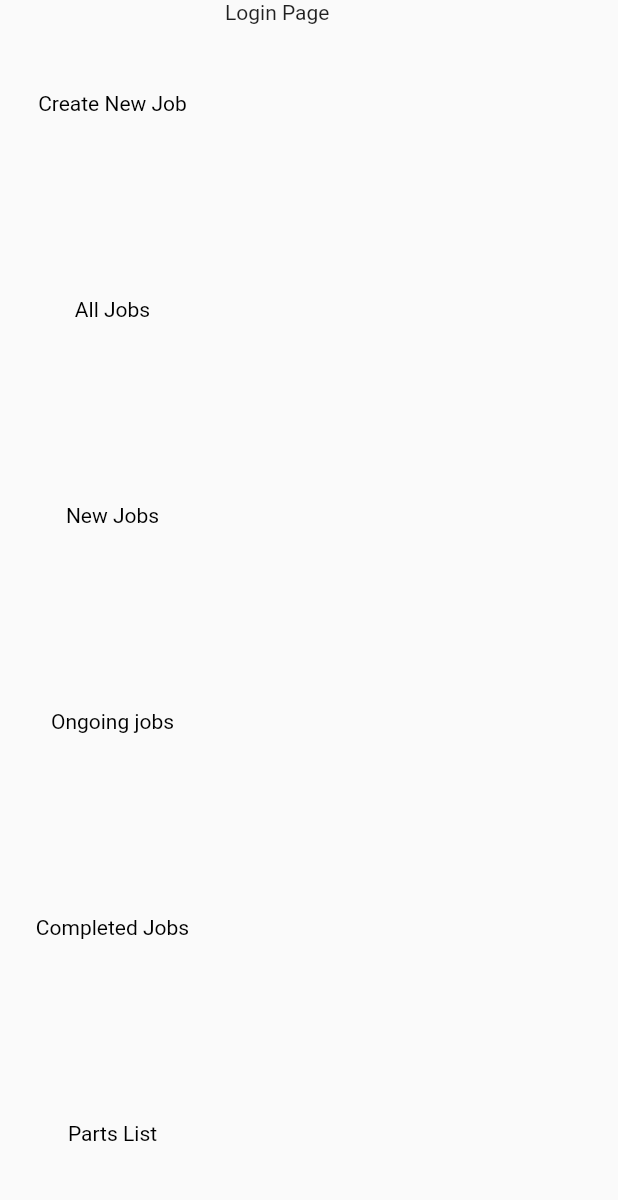
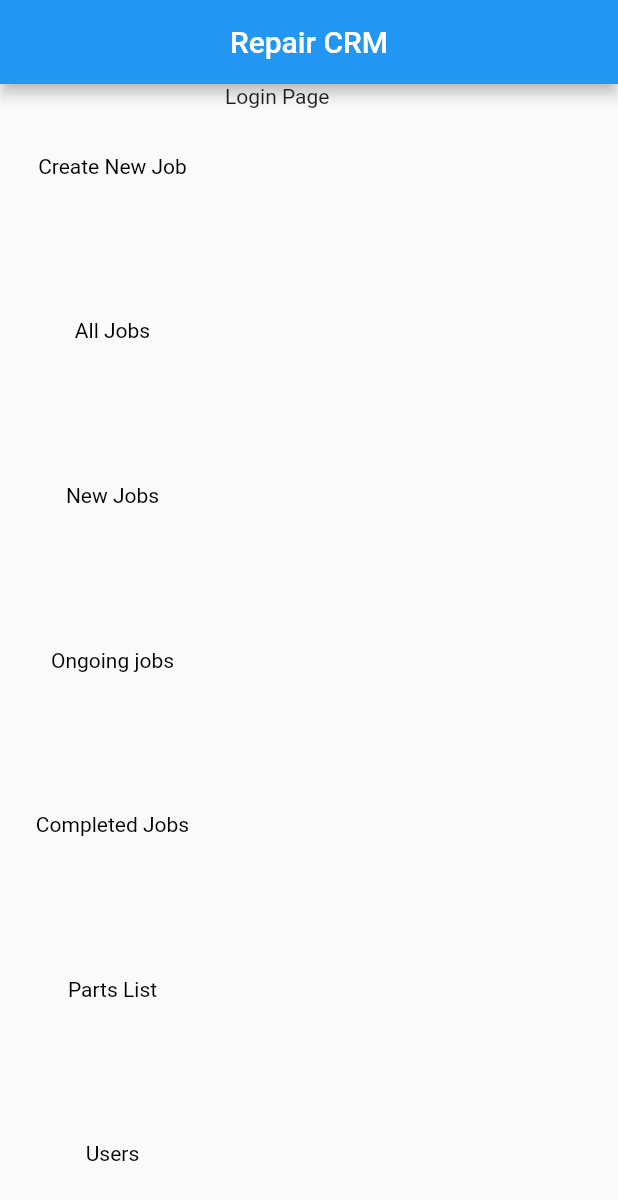
Before and after one commit to Yarintop/Phone-Lab, a Flutter app: the screen it shows after launch, on a phone screen of 412 x 824 dp. Shown: the top 1200 px of the screen. Run offline on Flutter 3.47's test engine with Material 2 defaults, Android fonts, the phone set to English and light mode, and no system bars.

Commit message:
Added Users Panel + Controls to add users, Added jobs table to show jobs. Tweaks to the design

```diff
--- a/lib/app_view.dart
+++ b/lib/app_view.dart
@@ -9,8 +9,16 @@ class AppView extends StatelessWidget {
   @override
   Widget build(BuildContext context) {
     return Scaffold(
+      appBar: AppBar(
+        title: Center(child: Text("Repair CRM")),
+      ),
       body: Row(
-        children: [NavBar(), Expanded(child: child)],
+        children: [
+          NavBar(),
+          Expanded(
+            child: child,
+          )
+        ],
       ),
     );
   }
--- a/lib/models/item.dart
+++ b/lib/models/item.dart
@@ -5,38 +5,56 @@ import 'User.dart';
 
 class Item {
   String _id;
-  String type;
-  String name;
-  bool active;
-  DateTime createdTimestamp;
-  User createdBy;
-  double lat;
-  double lng;
-  HashMap itemAttributes;
-  List<Item> children;
-  List<Item> parents;
+  String _space;
+  String _type;
+  String _name;
+  bool _active;
+  DateTime _createdTimestamp;
+  User _createdBy;
+  double _lat;
+  double _lng;
+  HashMap _itemAttributes = HashMap();
+  List<Item> _children = [];
+  List<Item> _parents = [];
+
+  Item();
+  Item.fromParams(
+    this._id,
+    this._space,
+    this._type,
+    this._name,
+    this._active,
+    this._createdTimestamp,
+    this._createdBy,
+    this._lat,
+    this._lng,
+    this._itemAttributes,
+  );
+  //TODO create JSON constructor
 
   get id => this._id;
-  get getType => this.type;
-  get getName => this.name;
-  get getActive => this.active;
-  get getCreatedTimestamp => this.createdTimestamp;
-  get getCreatedBy => this.createdBy;
-  get getLat => this.lat;
-  get getLng => this.lng;
-  get getItemAttributes => this.itemAttributes;
-  get getChildren => this.children;
-  get getParents => this.parents;
+  get space => this._space;
+  get type => this._type;
+  get name => this._name;
+  get active => this._active;
+  get createdTimestamp => this._createdTimestamp;
+  get createdBy => this._createdBy;
+  get lat => this._lat;
+  get lng => this._lng;
+  get itemAttributes => this._itemAttributes;
+  get children => this._children;
+  get parents => this._parents;
 
   set id(value) => this._id = value;
-  set setParents(parents) => this.parents = parents;
-  set setChildren(children) => this.children = children;
-  set setItemAttributes(itemAttributes) => this.itemAttributes = itemAttributes;
-  set setLng(lng) => this.lng = lng;
-  set setType(type) => this.type = type;
-  set setLat(lat) => this.lat = lat;
-  set setCreatedBy(createdBy) => this.createdBy = createdBy;
-  set setCreatedTimestamp(createdTimestamp) => this.createdTimestamp = createdTimestamp;
-  set setName(name) => this.name = name;
-  set setActive(active) => this.active = active;
+  set space(value) => this._space = value;
+  set parents(parents) => this._parents = parents;
+  set children(children) => this._children = children;
+  set itemAttributes(itemAttributes) => this._itemAttributes = itemAttributes;
+  set lng(lng) => this._lng = lng;
+  set type(type) => this._type = type;
+  set lat(lat) => this._lat = lat;
+  set createdBy(createdBy) => this._createdBy = createdBy;
+  set createdTimestamp(createdTimestamp) => this._createdTimestamp = createdTimestamp;
+  set name(name) => this._name = name;
+  set active(active) => this._active = active;
 }
--- a/lib/models/job.dart
+++ b/lib/models/job.dart
@@ -1,6 +1,10 @@
 import 'Item.dart';
 
 class Job extends Item {
+  Job() : super();
+  Job.fromParams(_id, _space, _type, _name, _active, _createdTimestamp, _createdBy, _lat, _lng, attributes)
+      : super.fromParams(_id, _space, _type, _name, _active, _createdTimestamp, _createdBy, _lat, _lng, attributes);
+
   get customer => this.itemAttributes["customer"];
   get phoneNumber => this.itemAttributes["phoneNumber"];
   get phoneModel => this.itemAttributes["phoneModel"];
--- a/lib/models/user.dart
+++ b/lib/models/user.dart
@@ -1,16 +1,32 @@
 class User {
-  String _id;
+  String _space;
   String _email;
   String _username;
   String _avatar;
+  String _role;
 
-  String get id => _id;
+  // Constructors
+  User();
+  User.fromParams(this._space, this._email, this._username, this._avatar, this._role);
+  factory User.fromJSON(json) {
+    return User.fromParams(
+      json["userId"]["space"],
+      json["userId"]["email"],
+      json["username"],
+      json["avatar"],
+      json["role"],
+    );
+  }
+
+  String get space => _space;
   String get email => _email;
   String get username => _username;
   String get avatar => _avatar;
+  String get role => _role;
 
-  set id(String id) => _id = id;
+  set space(String id) => _space = space;
   set email(String email) => _email = email;
   set username(String username) => _username = username;
   set avatar(String avatar) => _avatar = avatar;
+  set role(String role) => _role = role;
 }
--- a/lib/provider/user_provider.dart
+++ b/lib/provider/user_provider.dart
@@ -1,3 +1,29 @@
 import 'package:flutter/cupertino.dart';
+import 'package:myapp/models/user.dart';
 
-class UserProvider extends ChangeNotifier {}
+class UserProvider extends ChangeNotifier {
+  bool addingUser; // Flag to handle async adding user
+
+  //TEMP
+  final List<User> users = [
+    User.fromParams("2021b.noam.levi1", "Player@Player.com", "thePlayer", "Some Site", "Player"),
+    User.fromParams("2021b.noam.levi1", "Manager@Manager.com", "theManager", "Some Site", "Manager"),
+    User.fromParams("2021b.noam.levi1", "Admin@Admin.com", "theAdmin", "Some Site", "Admin"),
+  ];
+  //
+
+  Future<bool> addUser(User user) async {
+    //TODO - make an API call
+    this.users.add(user);
+
+    // TODO - add logic to validate the info
+    notifyListeners();
+    return true;
+  }
+
+  Future<void> loadAllUsers() async {
+    // TODO - implement API call
+    //wait
+    notifyListeners();
+  }
+}
--- a/lib/routes/route_generator.dart
+++ b/lib/routes/route_generator.dart
@@ -5,6 +5,7 @@ import 'package:myapp/views/create_job_page.dart';
 import 'package:myapp/views/jobs_page.dart';
 import 'package:myapp/views/login_page.dart';
 import 'package:myapp/views/parts_page.dart';
+import 'package:myapp/views/user_page.dart';
 
 class RouteGenerator {
   static Route<dynamic> generateRoute({RouteSettings settings, String routeName}) {
@@ -32,6 +33,9 @@ class RouteGenerator {
       case ROUTE_PARTS:
         return MaterialPageRoute(builder: (_) => PartsPage());
         break;
+      case ROUTE_USERS:
+        return MaterialPageRoute(builder: (_) => UsersPage());
+        break;
       default: // if the text is "login-page" or anything else, go to the login page.
         return MaterialPageRoute(builder: (_) => LoginPage());
     }
--- a/lib/routes/routes.dart
+++ b/lib/routes/routes.dart
@@ -9,5 +9,6 @@ const String ROUTE_NEW_JOBS = "/new-jobs";
 const String ROUTE_ONGOING_JOBS = "/ongoing";
 const String ROUTE_COMPLETED_JOBS = "/completed-jobs";
 const String ROUTE_PARTS = "/parts";
+const String ROUTE_USERS = "/users";
 
 final navKey = new GlobalKey<NavigatorState>();
--- a/lib/widgets/navbar/nav_bar.dart
+++ b/lib/widgets/navbar/nav_bar.dart
@@ -10,8 +10,6 @@ class NavBar extends StatelessWidget {
     return Consumer<UtilsProvider>(
         builder: (context, utilProvider, child) => Container(
               child: Column(
-                // mainAxisSize: MainAxisSize.max,
-                crossAxisAlignment: CrossAxisAlignment.center,
                 mainAxisAlignment: MainAxisAlignment.spaceBetween,
                 children: [
                   buildNavItem(utilProvider, "Create New Job", ROUTE_CREATE_JOB),
@@ -19,7 +17,8 @@ class NavBar extends StatelessWidget {
                   buildNavItem(utilProvider, "New Jobs", ROUTE_NEW_JOBS),
                   buildNavItem(utilProvider, "Ongoing jobs", ROUTE_ONGOING_JOBS),
                   buildNavItem(utilProvider, "Completed Jobs", ROUTE_COMPLETED_JOBS),
-                  buildNavItem(utilProvider, "Parts List", ROUTE_PARTS)
+                  buildNavItem(utilProvider, "Parts List", ROUTE_PARTS),
+                  buildNavItem(utilProvider, "Users", ROUTE_USERS),
                 ],
               ),
             ));
--- a/lib/widgets/navbar/nav_item.dart
+++ b/lib/widgets/navbar/nav_item.dart
@@ -28,10 +28,18 @@ class NavItem extends StatelessWidget {
           // navKey.currentState.pushNamed(route);
           onSelect(this.route);
         },
-        child: Center(
-          child: Text(
-            this.text,
-            style: TextStyle(color: this.selected ? Colors.red : Colors.black),
+        child: Container(
+          decoration: BoxDecoration(
+              border: Border(
+                  left: BorderSide(
+            color: selected ? Colors.red : Colors.white,
+            width: selected ? 10 : 0,
+          ))),
+          child: Center(
+            child: Text(
+              this.text,
+              style: TextStyle(color: this.selected ? Colors.red : Colors.black),
+            ),
           ),
         ),
       ),
```
Also changed, not shown: lib/provider/item_provider.dart (+25 -0 lines), lib/views/user_page.dart (added, +50 -0 lines), lib/widgets/jobs-table/jobs_table.dart (+15 -8 lines), lib/widgets/user-form/user_display.dart (added, +17 -0 lines), lib/widgets/user-form/user_form.dart (added, +108 -0 lines), lib/widgets/user-form/user_table.dart (added, +38 -0 lines).
